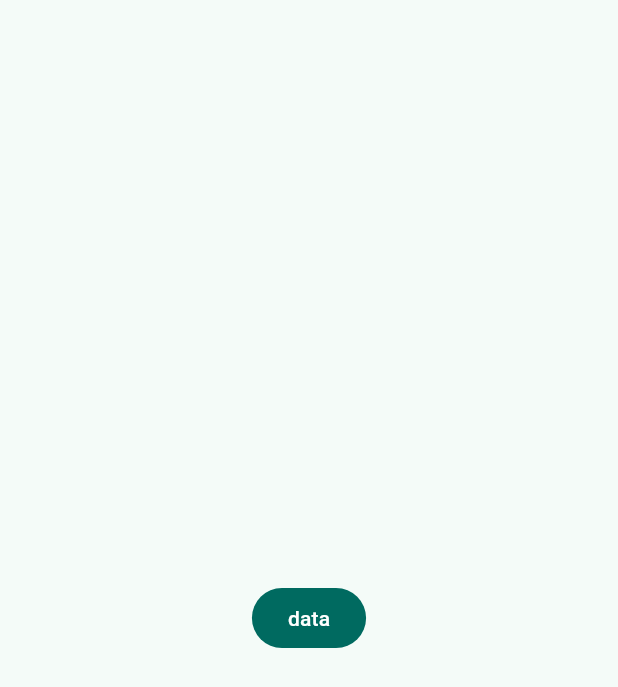
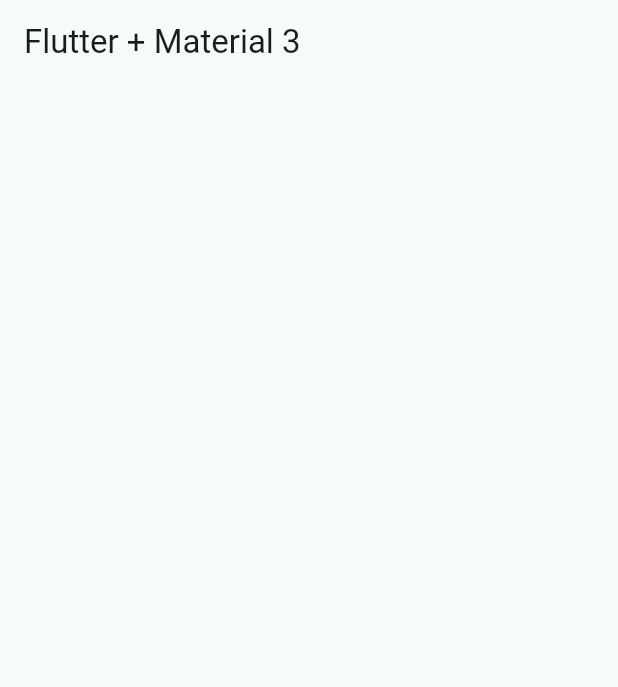
Before and after one commit to CATAAA233/widgets_app, a Flutter app: the screen it shows after launch, on a phone screen of 412 x 824 dp. Shown: the top 687 px of the screen. Run offline on Flutter 3.47's test engine with Material 3 defaults, Android fonts, the phone set to English and light mode, and no system bars.

Commit message:
Feat(Config and presentation): Adding appbar team and creating a homescreen

```diff
--- a/lib/config/theme/app_theme.dart
+++ b/lib/config/theme/app_theme.dart
@@ -23,5 +23,8 @@ class AppTheme {
   ThemeData getTheme() => ThemeData(
         useMaterial3: true,
         colorSchemeSeed: colorList[selectedColor],
+        appBarTheme: const AppBarTheme(
+          centerTitle: false
+        )
       );
 }
--- a/lib/main.dart
+++ b/lib/main.dart
@@ -1,5 +1,6 @@
 import 'package:flutter/material.dart';
 import 'package:widget_app/config/theme/app_theme.dart';
+import 'package:widget_app/presentation/screens/home/home_screen.dart';
 
 void main() {
   runApp(const MainApp());
@@ -13,11 +14,7 @@ class MainApp extends StatelessWidget {
     return MaterialApp(
       theme: AppTheme(selectedColor: 1).getTheme(),
       debugShowCheckedModeBanner: false,
-      home: Scaffold(
-        body: Center(
-          child: FilledButton(child: const Text('data'),onPressed: (){}),
-        ),
-      ),
+      home: const HomeScreen()
     );
   }
 }
--- /dev/null
+++ b/lib/presentation/screens/home/home_screen.dart
@@ -0,0 +1,14 @@
+import 'package:flutter/material.dart';
+
+class HomeScreen extends StatelessWidget {
+  const HomeScreen({super.key});
+
+  @override
+  Widget build(BuildContext context) {
+    return Scaffold(
+      appBar: AppBar(
+        title: const Text('Flutter + Material 3'),
+      ),
+    );
+  }
+}
```
Also changed, not shown: lib/config/menu/menu_items.dart (added, +30 -0 lines).
